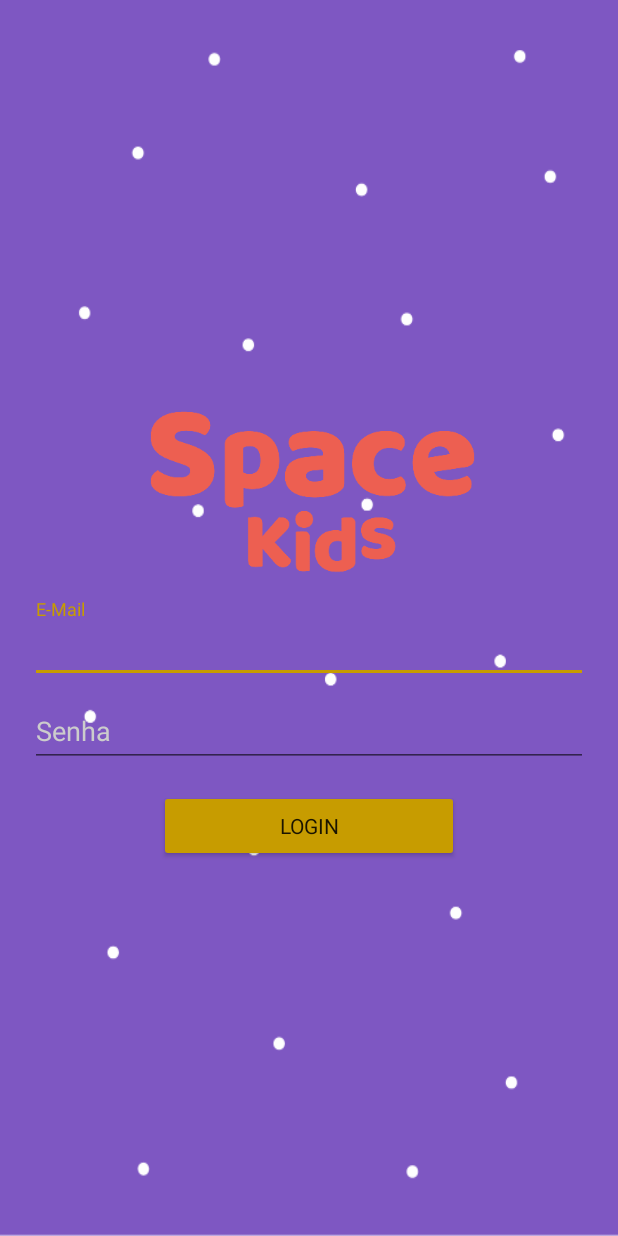
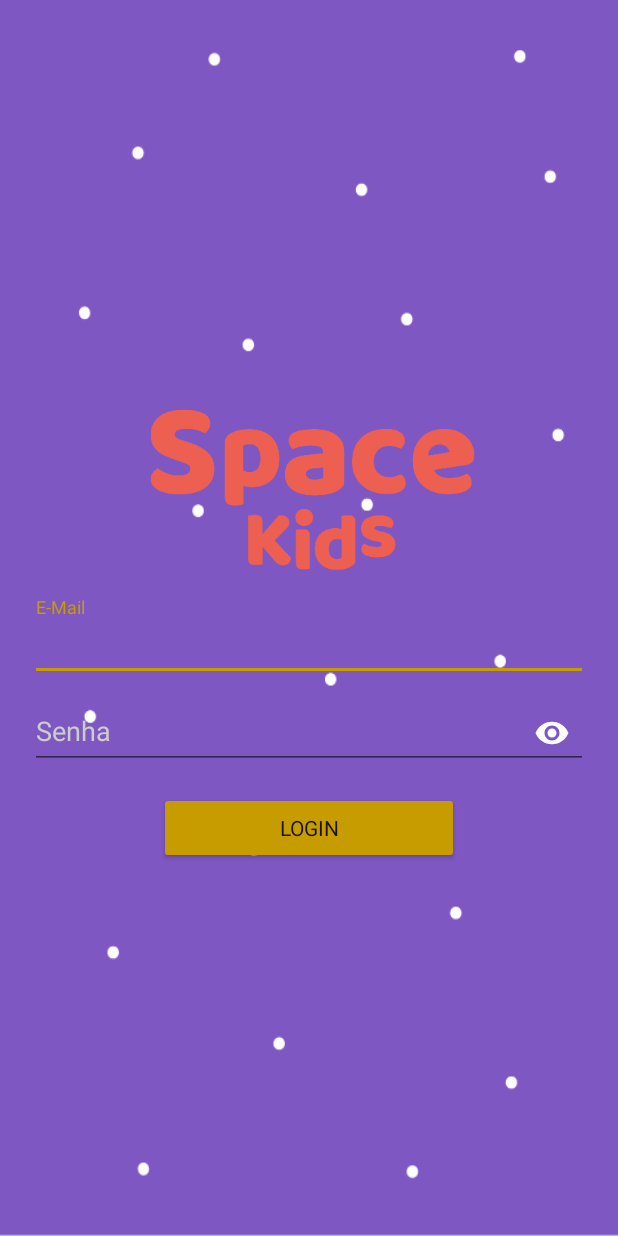
Before and after one commit to spaceKidsProjectSenai/archivesAndroid, an Android app: the LoginActivity screen opened directly, with no data from a screen before it, on a phone screen of 412 x 824 dp. Run offline under Robolectric (Android 15) with nearby library versions, the phone set to English and light mode, and no system bars; libraries missing offline, so code that uses them is left out: es.dmoral.toasty.

Commit message:
TUDO PRONTO PODEPA

```diff
--- a/SpaceKids/app/src/main/AndroidManifest.xml
+++ b/SpaceKids/app/src/main/AndroidManifest.xml
@@ -19,8 +19,8 @@
                 <category android:name="android.intent.category.LAUNCHER" />
             </intent-filter>
         </activity>
-        <activity android:name=".controller.CadastroActivity" />
-        <activity android:name=".controller.LoginActivity" />
+        <activity android:name=".controller.CadastroActivity"  />
+        <activity android:name=".controller.LoginActivity" android:windowSoftInputMode="adjustResize" />
         <activity android:name=".game.Fase1" />
         <activity android:name=".game.Fase2" />
         <activity android:name=".controller.HomeActivity" />
--- a/SpaceKids/app/src/main/java/com/example/a44602569838/spacekids/controller/HomeActivity.java
+++ b/SpaceKids/app/src/main/java/com/example/a44602569838/spacekids/controller/HomeActivity.java
@@ -1,6 +1,8 @@
 package com.example.a44602569838.spacekids.controller;
 
 import android.content.Intent;
+import android.graphics.Color;
+import android.os.Handler;
 import android.support.v7.app.AppCompatActivity;
 import android.os.Bundle;
 import android.view.View;
@@ -21,8 +23,6 @@ public class HomeActivity extends AppCompatActivity {
         setContentView(R.layout.activity_home);
         findViews();
 
-        //dwqdqwwtt
-        mView = new CatLoadingView();
         jogar.setOnClickListener(view -> {
             mView.show(getSupportFragmentManager(), "");
             Intent i = new Intent(getBaseContext(), SelecionarCriancasActivity.class);
--- a/SpaceKids/app/src/main/java/com/example/a44602569838/spacekids/controller/LoginActivity.java
+++ b/SpaceKids/app/src/main/java/com/example/a44602569838/spacekids/controller/LoginActivity.java
@@ -36,7 +36,6 @@ public class LoginActivity extends BaseActivity {
     protected void onCreate(Bundle savedInstanceState) {
         super.onCreate(savedInstanceState);
         setContentView(R.layout.activity_login);
-        this.getWindow().setFlags(WindowManager.LayoutParams.FLAG_FULLSCREEN, WindowManager.LayoutParams.FLAG_FULLSCREEN);
         inicializarComponentes();
     }
 
--- a/SpaceKids/app/src/main/res/layout/activity_login.xml
+++ b/SpaceKids/app/src/main/res/layout/activity_login.xml
@@ -39,6 +39,8 @@
                 android:maxLength="255"
                 tools:ignore="TextFields"
                 android:textColor="#FFFFFF"
+                android:maxLines="1"
+                android:singleLine="true"
 
                 />
 
@@ -52,16 +54,21 @@
             app:layout_constraintEnd_toEndOf="parent"
             app:layout_constraintStart_toStartOf="parent"
             app:layout_constraintTop_toTopOf="parent"
-            tools:ignore="MissingConstraints">
+            tools:ignore="MissingConstraints"
+            app:passwordToggleEnabled="true"
+            app:passwordToggleTint="#ffff">
 
             <EditText
                 android:id="@+id/senha_input"
                 android:layout_width="match_parent"
                 android:layout_height="wrap_content"
                 android:hint="@string/senha"
+                android:inputType="textPassword"
                 android:maxLength="255"
                 tools:ignore="TextFields"
-                android:textColor="#FFFFFF"/>
+                android:textColor="#FFFFFF"
+                android:maxLines="1"
+                android:singleLine="true"/>
 
         </android.support.design.widget.TextInputLayout>
 
```
